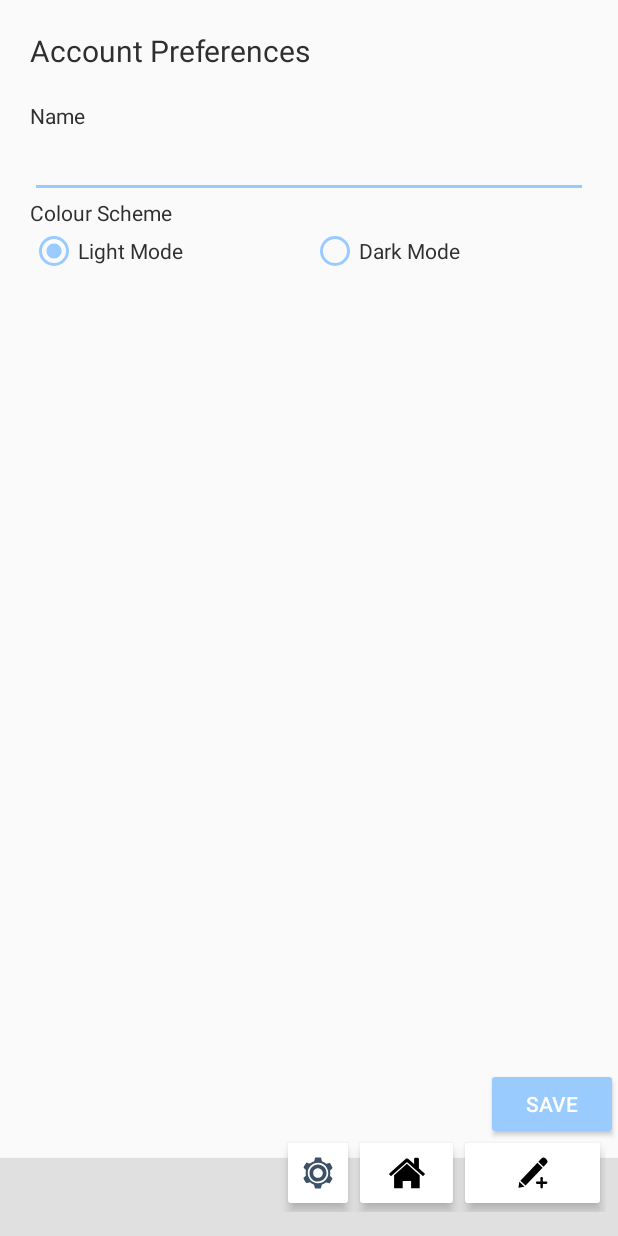
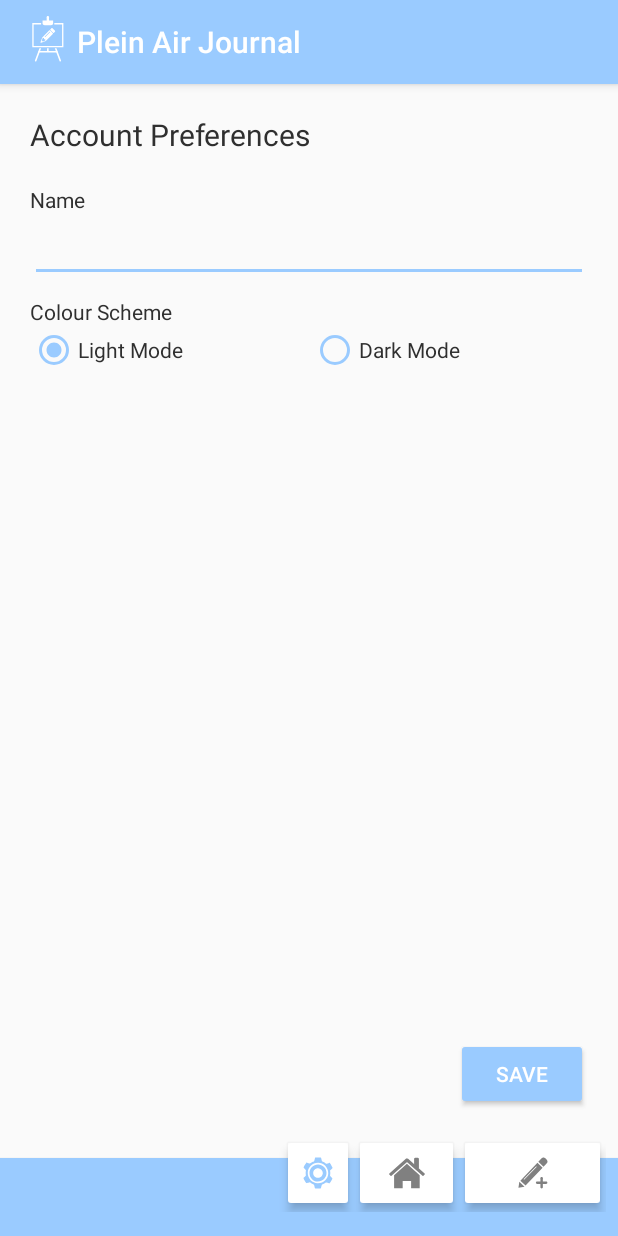
Before and after one commit to chungsi/PleinAirJournal, an Android app: the AccountPreferences screen opened directly, with no data from a screen before it, on a phone screen of 412 x 824 dp. Run offline under Robolectric (Android 15) with nearby library versions, the phone set to English and light mode, and no system bars.

Commit message:
Updated Light/Dark Mode, Added new icons + logo, moved theme change method so that theme changes apply to action bar.

```diff
--- a/app/src/main/java/com/example/pleinairjournal/AccountPreferences.java
+++ b/app/src/main/java/com/example/pleinairjournal/AccountPreferences.java
@@ -19,7 +19,6 @@ public class AccountPreferences extends JournalMenu {
     RadioGroup radioGroup_colourScheme;
     RadioButton radioButton_light, radioButton_dark;
     Button button_save;
-    ImageButton imageButton_home, imageButton_gallery, imageButton_settings, imageButton_create;
 
     @Override
     protected void onCreate(Bundle savedInstanceState) {
--- a/app/src/main/java/com/example/pleinairjournal/JournalMenu.java
+++ b/app/src/main/java/com/example/pleinairjournal/JournalMenu.java
@@ -17,10 +17,10 @@ public class JournalMenu extends MasterActivity {
     @Override
     protected void onCreate(Bundle savedInstanceState) {
         super.onCreate(savedInstanceState);
+        super.applyColourScheme();
         setContentView(R.layout.menu_default);
 
         super.initToolbar();
-        super.applyColourScheme();
     }
 
     /**
@@ -34,9 +34,9 @@ public class JournalMenu extends MasterActivity {
         initMenuButtons();
 
         if (act.equals("dashboard")) {
-            button_home.setColorFilter(ContextCompat.getColor(getApplicationContext(), R.color.darkBlue));
+            button_home.setColorFilter(ContextCompat.getColor(getApplicationContext(), R.color.colorAccent));
         } else if (act.equals("settings")) {
-            button_settings.setColorFilter(ContextCompat.getColor(getApplicationContext(), R.color.darkBlue));
+            button_settings.setColorFilter(ContextCompat.getColor(getApplicationContext(), R.color.colorAccent));
         }
     }
 
--- a/app/src/main/java/com/example/pleinairjournal/MasterActivity.java
+++ b/app/src/main/java/com/example/pleinairjournal/MasterActivity.java
@@ -18,22 +18,24 @@ public class MasterActivity extends AppCompatActivity {
     /**
      * Sets the Toolbar to act as the ActionBar for this Activity window.
      *
-     * This function must be called before the child activity's applyColourScheme and setContentView.
+     * This function must be called after the child activity's applyColourScheme and setContentView.
      * */
     public void initToolbar() {
-        Toolbar toolbar = findViewById(R.id.mToolbar);
-        setSupportActionBar(toolbar);
+//        Toolbar toolbar = findViewById(R.id.mToolbar);
+//        setSupportActionBar(toolbar);
 
         if (getSupportActionBar() != null) {
-            getSupportActionBar().setDisplayHomeAsUpEnabled(true);
-            getSupportActionBar().setTitle(""); //gets rid of default title
+            getSupportActionBar().setDisplayShowHomeEnabled(true);
+            getSupportActionBar().setLogo(R.drawable.ic_logo);
+            getSupportActionBar().setDisplayUseLogoEnabled(true);
+            getSupportActionBar().setTitle("Plein Air Journal");
         }
     }
 
     /**
      *  Sets the activity's colour scheme based on the saved SharedPreferences value.
      *
-     *  This function must be called after the child activity's initToolbar and before setContentView.
+     *  This function must be called before the child activity's setContentView.
      */
     public void applyColourScheme() {
         SharedPreferences sharedPrefs = getSharedPreferences("MyData", Context.MODE_PRIVATE);
--- a/app/src/main/java/com/example/pleinairjournal/NewEntryMenu.java
+++ b/app/src/main/java/com/example/pleinairjournal/NewEntryMenu.java
@@ -17,10 +17,10 @@ public class NewEntryMenu extends MasterActivity {
     @Override
     protected void onCreate(Bundle savedInstanceState) {
         super.onCreate(savedInstanceState);
+        super.applyColourScheme();
         setContentView(R.layout.menu_new_entry);
 
         super.initToolbar();
-        super.applyColourScheme();
     }
 
     public void initMenuButtons() {
--- a/app/src/main/java/com/example/pleinairjournal/ViewEntryMenu.java
+++ b/app/src/main/java/com/example/pleinairjournal/ViewEntryMenu.java
@@ -16,10 +16,10 @@ public class ViewEntryMenu extends MasterActivity {
     @Override
     protected void onCreate(Bundle savedInstanceState) {
         super.onCreate(savedInstanceState);
+        super.applyColourScheme();
         setContentView(R.layout.menu_view_entry);
 
         super.initToolbar();
-        super.applyColourScheme();
     }
 
     /**
--- a/app/src/main/res/drawable/ic_icon_create.xml
+++ b/app/src/main/res/drawable/ic_icon_create.xml
@@ -4,18 +4,18 @@
     android:viewportWidth="32"
     android:viewportHeight="32">
   <path
-      android:pathData="M11.045,24.397l-3.453,-3.296l11.357,-11.891l3.453,3.303z"
-      android:fillColor="#FFFFFF"/>
-  <path
       android:pathData="M6.895,21.826l3.46,3.303l-4.061,0.786z"
-      android:fillColor="#FFFFFF"/>
+      android:fillColor="#666666"/>
   <path
       android:pathData="M23.011,11.87l2.202,-2.352c0.909,-0.951 0.451,-1.969 -0.499,-2.879l0,0c-0.95,-0.916 -2.045,-1.375 -2.954,-0.423l-2.201,2.359L23.011,11.87z"
-      android:fillColor="#FFFFFF"/>
+      android:fillColor="#666666"/>
+  <path
+      android:pathData="M18.949,9.21L7.592,21.101l3.453,3.296l11.357,-11.884L18.949,9.21zM18.383,12.045l-8.152,8.341c-0.049,0.05 -0.114,0.075 -0.179,0.075c-0.063,0 -0.126,-0.023 -0.175,-0.071c-0.099,-0.096 -0.101,-0.255 -0.004,-0.354l8.152,-8.341c0.097,-0.099 0.255,-0.1 0.354,-0.004S18.479,11.946 18.383,12.045z"
+      android:fillColor="#666666"/>
   <path
       android:pathData="M21.76,26.311c-0.444,0 -0.807,-0.361 -0.807,-0.807v-6.01c0,-0.445 0.362,-0.807 0.807,-0.807c0.438,0 0.8,0.362 0.8,0.807v6.01C22.56,25.95 22.197,26.311 21.76,26.311z"
-      android:fillColor="#FFFFFF"/>
+      android:fillColor="#666666"/>
   <path
       android:pathData="M24.77,23.303h-6.019c-0.444,0 -0.807,-0.363 -0.807,-0.807c0,-0.445 0.362,-0.8 0.807,-0.8h6.019c0.443,0 0.806,0.355 0.806,0.8C25.575,22.94 25.213,23.303 24.77,23.303z"
-      android:fillColor="#FFFFFF"/>
+      android:fillColor="#666666"/>
 </vector>
--- /dev/null
+++ b/app/src/main/res/drawable/ic_logo.xml
@@ -0,0 +1,33 @@
+<vector xmlns:android="http://schemas.android.com/apk/res/android"
+    android:width="35dp"
+    android:height="35dp"
+    android:viewportWidth="200"
+    android:viewportHeight="200">
+  <path
+      android:pathData="M148.667,122.167l-117.334,0l0,-91.667l33.332,0l0,5l-28.332,0l0,81.667l107.334,0l0,-81.667l-29.336,0l0,-5l34.336,0z"
+      android:fillColor="#FFFFFF"/>
+  <path
+      android:pathData="M58.302,125.25l-17.116,46.039c-0.577,1.553 0.214,3.279 1.767,3.856c0.345,0.129 0.698,0.189 1.045,0.189c1.218,0 2.363,-0.747 2.812,-1.956l17.892,-48.129H58.302z"
+      android:fillColor="#FFFFFF"/>
+  <path
+      android:pathData="M122.564,125.25l17.115,46.039c0.577,1.553 -0.214,3.279 -1.767,3.856c-0.345,0.129 -0.698,0.189 -1.045,0.189c-1.218,0 -2.363,-0.747 -2.812,-1.956l-17.892,-48.129H122.564z"
+      android:fillColor="#FFFFFF"/>
+  <path
+      android:pathData="M123.875,141.5H56.577c-1.657,0 -3,-1.343 -3,-3s1.343,-3 3,-3h67.298c1.657,0 3,1.343 3,3S125.532,141.5 123.875,141.5z"
+      android:fillColor="#FFFFFF"/>
+  <path
+      android:pathData="M87,125.25h6v13.75h-6z"
+      android:fillColor="#FFFFFF"/>
+  <path
+      android:pathData="M90.25,38.667H78.75c-7.334,0 -8.667,-5.667 -8.667,-5.667V20.333H89.75h20.167V33c0,0 -1.333,5.667 -8.667,5.667H90.25z"
+      android:fillColor="#FFFFFF"/>
+  <path
+      android:pathData="M90,24.833c-2.485,0 -4.5,-2.015 -4.5,-4.5V8.667c0,-2.485 2.015,-4.5 4.5,-4.5s4.5,2.015 4.5,4.5v11.667C94.5,22.819 92.485,24.833 90,24.833z"
+      android:fillColor="#FFFFFF"/>
+  <path
+      android:pathData="M108.832,68.409L98.344,57.92c-0.777,-0.777 -2.051,-0.778 -2.828,0L68.881,84.555l-6.394,17.471c0,0 -0.751,1.725 0,2.475c0.796,0.797 2.387,-0.088 2.387,-0.088l17.324,-6.541l26.634,-26.634C109.61,70.459 109.61,69.187 108.832,68.409zM70.9,99.744l-3.772,-3.773l3.67,-9.5l4.595,0.175l0.147,4.567l4.537,0.117l0.384,4.805L70.9,99.744zM98.226,64.637l-17.99,17.99c-0.195,0.195 -0.451,0.293 -0.707,0.293s-0.512,-0.098 -0.707,-0.293c-0.391,-0.391 -0.391,-1.023 0,-1.414l17.99,-17.99c0.391,-0.391 1.023,-0.391 1.414,0S98.616,64.247 98.226,64.637z"
+      android:fillColor="#FFFFFF"/>
+  <path
+      android:pathData="M112.31,54.444l4.742,4.743c1.106,1.106 1.081,2.751 -0.224,4.057l-4.542,4.542c-0.408,0.408 -1.062,0.424 -1.45,0.035l-5.951,-5.952l-5.952,-5.952c-0.389,-0.389 -0.373,-1.041 0.035,-1.449l4.543,-4.542c1.305,-1.305 2.95,-1.33 4.057,-0.224L112.31,54.444z"
+      android:fillColor="#FFFFFF"/>
+</vector>
--- a/app/src/main/res/layout/activity_account_preferences.xml
+++ b/app/src/main/res/layout/activity_account_preferences.xml
@@ -22,6 +22,7 @@
             android:layout_height="wrap_content"
             android:paddingBottom="20dp"
             android:text="Account Preferences"
+            android:textColor="?android:attr/textColor"
             android:textSize="@dimen/headingTextSize" />
 
         <TextView
@@ -36,12 +37,14 @@
             android:layout_width="match_parent"
             android:layout_height="wrap_content"
             android:ems="10"
-            android:inputType="textPersonName" />
+            android:inputType="textPersonName"
+            android:textColor="?android:attr/textColor" />
 
         <TextView
             android:id="@+id/text_colourSchemeLabel"
             android:layout_width="match_parent"
             android:layout_height="wrap_content"
+            android:paddingTop="10dp"
             android:text="Colour Scheme"
             android:textSize="@dimen/bodyTextSize" />
 
@@ -86,6 +89,7 @@
         android:layout_marginBottom="@dimen/spacing_bottomBarOffset"
         android:gravity="end"
         android:orientation="horizontal"
+        android:padding="20dp"
         app:layout_constraintBottom_toBottomOf="parent"
         app:layout_constraintEnd_toEndOf="parent"
         app:layout_constraintStart_toStartOf="parent">
@@ -101,12 +105,6 @@
 
     </LinearLayout>
 
-    <androidx.constraintlayout.widget.ConstraintLayout
-        android:layout_width="match_parent"
-        android:layout_height="match_parent"
-        app:layout_constraintBottom_toBottomOf="parent"
-        app:layout_constraintEnd_toEndOf="parent"
-        app:layout_constraintStart_toStartOf="parent">
 
         <include
             android:id="@+id/mToolbar"
@@ -116,6 +114,5 @@
             app:layout_constraintBottom_toBottomOf="parent"
             app:layout_constraintEnd_toEndOf="parent"
             app:layout_constraintStart_toStartOf="parent" />
-    </androidx.constraintlayout.widget.ConstraintLayout>
 
 </androidx.constraintlayout.widget.ConstraintLayout>
--- a/app/src/main/res/layout/activity_update_entry.xml
+++ b/app/src/main/res/layout/activity_update_entry.xml
@@ -84,7 +84,8 @@
                         android:id="@+id/autoComplete_location"
                         android:layout_width="0dp"
                         android:layout_height="wrap_content"
-                        android:layout_weight="1" />
+                        android:layout_weight="1"
+                        android:textColor="?android:attr/textColor" />
 
                 </LinearLayout>
 
@@ -108,7 +109,8 @@
                         android:ems="10"
                         android:gravity="start|top"
                         android:inputType="textMultiLine"
-                        android:singleLine="false" />
+                        android:singleLine="false"
+                        android:textColor="?android:attr/textColor" />
                 </LinearLayout>
 
             </LinearLayout>
--- a/app/src/main/res/layout/menu_default.xml
+++ b/app/src/main/res/layout/menu_default.xml
@@ -11,7 +11,7 @@
     <LinearLayout
         android:layout_width="match_parent"
         android:layout_height="52dp"
-        android:background="#E0E0E0"
+        android:background="?android:attr/colorPrimary"
         android:elevation="@dimen/elevation_bottomBar"
         android:gravity="center_vertical"
         android:outlineProvider="bounds"
@@ -35,7 +35,7 @@
                 android:id="@+id/imageView"
                 android:layout_width="wrap_content"
                 android:layout_height="wrap_content"
-                android:tint="#000000"
+                android:tint="@color/white"
                 app:srcCompat="@drawable/ic_icon_compass" />
 
             <LinearLayout
@@ -50,6 +50,7 @@
                     android:layout_marginTop="2dp"
                     android:layout_marginBottom="-5dp"
                     android:text="@string/compass_preamble"
+                    android:textColor="@color/white"
                     android:textSize="12sp" />
 
                 <TextView
@@ -59,6 +60,7 @@
                     android:drawableTint="#000000"
                     android:padding="0dp"
                     android:text="0"
+                    android:textColor="@color/white"
                     android:textSize="14sp"
                     android:textStyle="bold" />
 
@@ -120,7 +122,7 @@
                     android:outlineProvider="background"
                     android:src="@drawable/ic_icon_settings"
                     android:stateListAnimator="@null"
-                    android:tint="#000000" />
+                    android:tint="#808080" />
 
                 <ImageButton
                     android:id="@+id/button_home"
@@ -132,7 +134,7 @@
                     android:outlineProvider="background"
                     android:src="@drawable/ic_icon_home"
                     android:stateListAnimator="@null"
-                    android:tint="#000000" />
+                    android:tint="#808080" />
 
                 <ImageButton
                     android:id="@+id/button_entryCreate"
@@ -144,7 +146,7 @@
                     android:outlineProvider="background"
                     android:src="@drawable/ic_icon_create"
                     android:stateListAnimator="@null"
-                    android:tint="#000000" />
+                    android:tint="#808080" />
             </LinearLayout>
 
         </androidx.constraintlayout.widget.ConstraintLayout>
--- a/app/src/main/res/layout/menu_new_entry.xml
+++ b/app/src/main/res/layout/menu_new_entry.xml
@@ -9,7 +9,7 @@
     <LinearLayout
         android:layout_width="match_parent"
         android:layout_height="52dp"
-        android:background="#E0E0E0"
+        android:background="?android:attr/colorPrimary"
         android:elevation="@dimen/elevation_bottomBar"
         android:gravity="center_vertical"
         android:outlineProvider="bounds"
@@ -18,7 +18,7 @@
         android:stateListAnimator="@null"
         app:layout_constraintBottom_toBottomOf="parent"
         app:layout_constraintEnd_toEndOf="parent"
-        app:layout_constraintStart_toStartOf="parent"/>
+        app:layout_constraintStart_toStartOf="parent" />
 
     <androidx.appcompat.widget.Toolbar
         android:id="@+id/toolbar3"
@@ -75,7 +75,7 @@
                         android:layout_height="wrap_content"
                         android:backgroundTint="#ffffff"
                         android:drawableStart="@drawable/ic_icon_create"
-                        android:drawableTint="#000000"
+                        android:drawableTint="#808080"
                         android:elevation="@dimen/elevation_bottomBarButtons"
                         android:outlineProvider="background"
                         android:stateListAnimator="@null"
--- a/app/src/main/res/values/colors.xml
+++ b/app/src/main/res/values/colors.xml
@@ -8,15 +8,19 @@
     <color name="buttonColor">#BCBCBC</color>
     <color name="white">#FFFFFF</color>
     <color name="darkBlue">#3D5166</color>
-    <color name="meta">#FF8D8D8D</color>
+    <color name="meta">#8D8D8D</color>
 
     <!--  Dark Theme Colours  -->
-    <color name="darkWindowBackground">#242424</color>
-    <color name="darkColorPrimary">#1E1E1E</color>
+    <color name="darkWindowBackground">#3C3C3C</color>
+    <color name="darkColorPrimary">#3D5166</color>
     <color name="darkTextColorPrimary">#FFFFFF</color>
     <color name="darkColorAccent">#9ACBFF</color>
+    <color name="darkTextColor">#FFFFFF</color>
+    <color name="buttonTextColor">#2F2F2F</color>
+    <color name="darkButtonBackground">#5B5B5B</color>
 
 
     <color name="transparent">#00000000</color>
+    <color name="fadedBar">#809ACBFF</color>
 
 </resources>
--- a/app/src/main/res/values/styles.xml
+++ b/app/src/main/res/values/styles.xml
@@ -1,27 +1,35 @@
 <resources>
 
     <!-- Base application theme. -->
-    <style name="AppTheme" parent="Theme.AppCompat.Light.NoActionBar">
+    <style name="AppTheme" parent="Theme.AppCompat.Light">
         <!-- Customize theme here. -->
-        <item name="windowNoTitle">true</item>
-        <item name="windowActionBar">false</item>
+        <item name="windowNoTitle">false</item>
+        <item name="windowActionBar">true</item>
 
         <!--colours-->
+        <item name="android:textColorPrimary">@color/white</item>
         <item name="colorPrimary">@color/colorPrimary</item>
         <item name="colorPrimaryDark">@color/colorPrimary</item>
+
         <item name="colorAccent">@color/colorAccent</item>
         <item name="android:textColor">@color/textColor</item>
         <item name="android:buttonTint">@color/colorAccent</item>
     </style>
 
     <!-- Dark App Theme-->
-    <style name="style_dark" parent="Theme.AppCompat.DayNight.DarkActionBar">
+    <style name="style_dark" parent="Theme.AppCompat.Light">
+        <item name="windowNoTitle">false</item>
+        <item name="windowActionBar">true</item>
+
+        <item name="android:textColorPrimary">@color/white</item>
         <item name="colorPrimary">@color/darkColorPrimary</item>
-        <item name="android:textColor">@color/darkTextColorPrimary</item>
-        <item name="android:textColorPrimary">@color/darkTextColorPrimary</item>
-        <item name="android:background">@color/darkWindowBackground</item>
+        <item name="colorPrimaryDark">@color/darkColorPrimary</item>
+
+        <item name="android:textColor">@color/darkTextColor</item>
+        <item name="android:windowBackground">@color/darkWindowBackground</item>
         <item name="colorAccent">@color/darkColorAccent</item>
-        <item name="android:buttonTint">@color/darkColorAccent</item>
+        <item name="backgroundTint">@color/darkButtonBackground</item>
+        <item name="android:buttonTint">@color/colorAccent</item>
     </style>
 
     <style name="bottomToolbarButton">
```
Also changed, not shown: app/src/main/res/drawable/ic_icon_edit.xml (added, +18 -0 lines), app/src/main/res/drawable/ic_icon_trash.xml (added, +15 -0 lines), app/src/main/res/layout/activity_dashboard.xml (+6 -1 lines), app/src/main/res/layout/activity_new_entry.xml (+5 -2 lines), app/src/main/res/layout/menu_view_entry.xml (+6 -6 lines).
